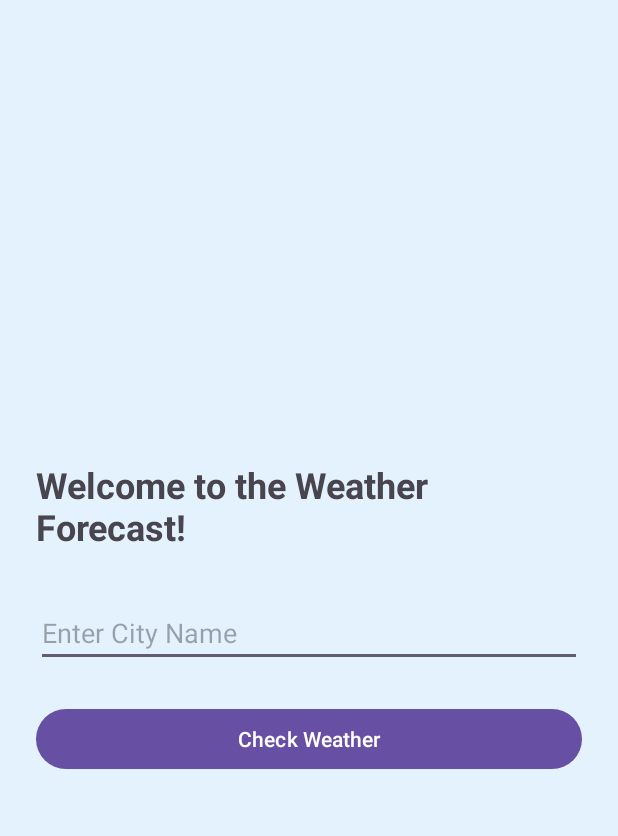
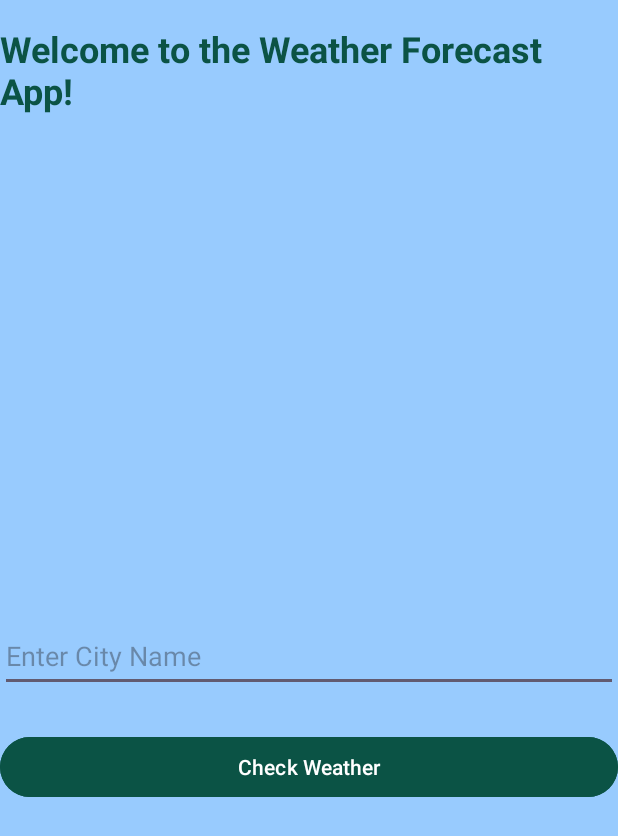
Before and after one commit to sljur/Final_Project_377, an Android app: the screen it shows after launch (MainActivity), on a phone screen of 412 x 824 dp. Shown: the top 836 px of the screen. Run offline under Robolectric (Android 15) with nearby library versions, the phone set to English and light mode, and no system bars.

Commit message:
Add files via upload
Updated UI and code changes, to match what I recently threw into our final project document on April 5th, 2025

```diff
--- a/Final_Project_01/FinalProject/app/src/main/AndroidManifest.xml
+++ b/Final_Project_01/FinalProject/app/src/main/AndroidManifest.xml
@@ -21,6 +21,9 @@
                 <category android:name="android.intent.category.LAUNCHER" />
             </intent-filter>
         </activity>
+
+        <!-- Add WeatherActivity here -->
+        <activity android:name=".WeatherActivity" />
     </application>
 
 </manifest>
--- a/Final_Project_01/FinalProject/app/src/main/java/com/jurado/finalproject/MainActivity.kt
+++ b/Final_Project_01/FinalProject/app/src/main/java/com/jurado/finalproject/MainActivity.kt
@@ -1,6 +1,8 @@
 package com.jurado.finalproject
 
+import android.content.Intent
 import android.os.Bundle
+import android.widget.Button
 import androidx.activity.enableEdgeToEdge
 import androidx.appcompat.app.AppCompatActivity
 import androidx.core.view.ViewCompat
@@ -11,10 +13,19 @@ class MainActivity : AppCompatActivity() {
         super.onCreate(savedInstanceState)
         enableEdgeToEdge()
         setContentView(R.layout.activity_main)
+
+        // Insets padding (leave this as-is)
         ViewCompat.setOnApplyWindowInsetsListener(findViewById(R.id.main)) { v, insets ->
             val systemBars = insets.getInsets(WindowInsetsCompat.Type.systemBars())
             v.setPadding(systemBars.left, systemBars.top, systemBars.right, systemBars.bottom)
             insets
         }
+
+        // Add this block to handle button click
+        val checkWeatherButton = findViewById<Button>(R.id.submitButton)
+        checkWeatherButton.setOnClickListener {
+            val intent = Intent(this, WeatherActivity::class.java)
+            startActivity(intent)
+        }
     }
 }
--- a/Final_Project_01/FinalProject/app/src/main/res/layout/activity_main.xml
+++ b/Final_Project_01/FinalProject/app/src/main/res/layout/activity_main.xml
@@ -1,33 +1,50 @@
 <?xml version="1.0" encoding="utf-8"?>
 <LinearLayout
     xmlns:android="http://schemas.android.com/apk/res/android"
+    android:id="@+id/main"
     android:layout_width="match_parent"
     android:layout_height="match_parent"
+    android:orientation="vertical"
     android:padding="24dp"
-    android:orientation="vertical"
-    android:gravity="center"
-    android:background="#E3F2FD">
+    android:background="#98cbfe"
+    >
 
+    <!-- Title at the top -->
+
+    <!-- Centered content -->
     <TextView
         android:id="@+id/welcomeText"
         android:layout_width="wrap_content"
         android:layout_height="wrap_content"
-        android:layout_marginBottom="32dp"
-        android:text="Welcome to the Weather Forecast!"
+        android:layout_gravity="center_horizontal"
+        android:layout_marginTop="16dp"
+        android:layout_marginBottom="48dp"
+        android:text="Welcome to the Weather Forecast App!"
         android:textSize="24sp"
-        android:textStyle="bold" />
+        android:textStyle="bold"
+        android:textColor="#0b5345"/>
+
+    <LinearLayout
+        android:layout_width="match_parent"
+        android:layout_height="0dp"
+        android:layout_weight="1"
+        android:gravity="center"
+        android:orientation="vertical">
 
         <EditText
             android:id="@+id/cityInput"
             android:layout_width="match_parent"
-        android:layout_height="wrap_content"
+            android:layout_height="48dp"
             android:hint="Enter City Name"
             android:inputType="text"
-        android:layout_marginBottom="24dp" />
+            android:layout_marginBottom="26dp" />
 
         <Button
             android:id="@+id/submitButton"
             android:layout_width="match_parent"
             android:layout_height="wrap_content"
+            android:backgroundTint="@color/darkGreen"
             android:text="Check Weather" />
     </LinearLayout>
+
+</LinearLayout>
--- a/Final_Project_01/FinalProject/app/src/main/res/layout/activity_weather.xml
+++ b/Final_Project_01/FinalProject/app/src/main/res/layout/activity_weather.xml
@@ -3,7 +3,7 @@
     xmlns:android="http://schemas.android.com/apk/res/android"
     android:layout_width="match_parent"
     android:layout_height="match_parent"
-    android:background="#FFF">
+    android:background="#98cbfe">
 
     <!-- Weather Icon/Image -->
     <ImageView
@@ -18,7 +18,7 @@
     <androidx.recyclerview.widget.RecyclerView
         android:id="@+id/weatherRecyclerView"
         android:layout_width="match_parent"
-        android:layout_height="0dp"
+        android:layout_height="wrap_content"
         android:layout_below="@id/weatherImage"
         android:layout_above="@+id/backButton"
         android:padding="16dp"
@@ -29,6 +29,7 @@
         android:id="@+id/backButton"
         android:layout_width="match_parent"
         android:layout_height="wrap_content"
+        android:backgroundTint="@color/darkGreen"
         android:text="Back to City Search"
         android:layout_alignParentBottom="true"
         android:layout_margin="16dp" />
--- a/Final_Project_01/FinalProject/app/src/main/res/values/colors.xml
+++ b/Final_Project_01/FinalProject/app/src/main/res/values/colors.xml
@@ -2,4 +2,6 @@
 <resources>
     <color name="black">#FF000000</color>
     <color name="white">#FFFFFFFF</color>
+    <color name="lightGreyBlue">#98cbfe</color>
+    <color name="darkGreen">#0b5345</color>
 </resources>
```
Also changed, not shown: Final_Project_01/FinalProject/app/src/main/java/com/jurado/finalproject/WeatherAdapter.kt (+7 -4 lines). Lines whose indentation alone changed are shown as unchanged.
